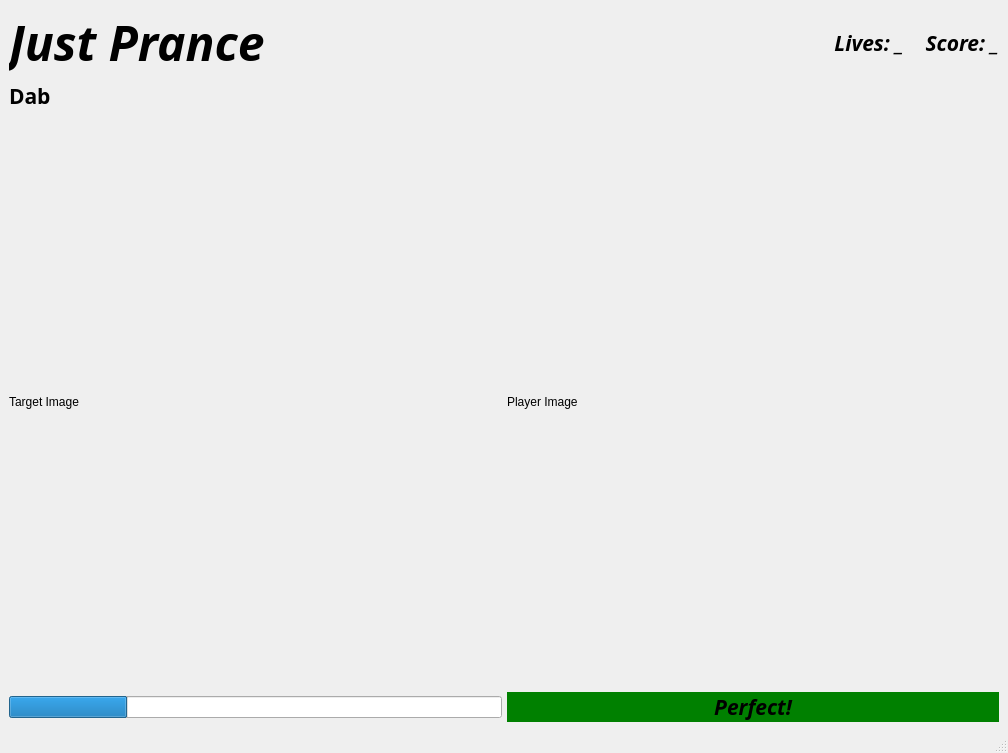
This is Dance_Game/game_screen.ui in BradyCason/CV-Dance-Game as Qt 5 draws it before an edit. The edited form follows.
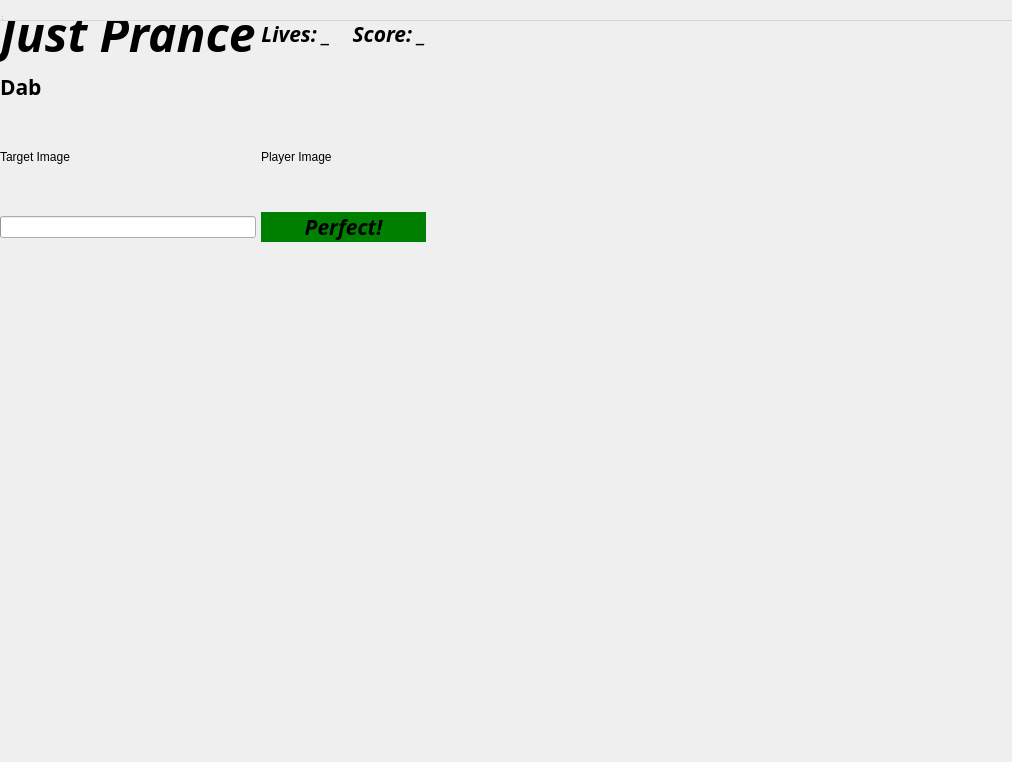
This is the edited form.

Patch:
```diff
--- a/Dance_Game/game_screen.ui
+++ b/Dance_Game/game_screen.ui
@@ -1,13 +1,13 @@
 <?xml version="1.0" encoding="UTF-8"?>
 <ui version="4.0">
  <class>MainWindow</class>
- <widget class="QMainWindow" name="MainWindow">
+ <widget class="QWidget" name="Form">
   <property name="geometry">
    <rect>
     <x>0</x>
     <y>0</y>
-    <width>1008</width>
-    <height>753</height>
+    <width>1012</width>
+    <height>762</height>
    </rect>
   </property>
   <property name="windowTitle">
@@ -103,8 +103,11 @@
     </item>
     <item row="3" column="0">
      <widget class="QProgressBar" name="time_bar">
+      <property name="maximum">
+       <number>1</number>
+      </property>
       <property name="value">
-       <number>24</number>
+       <number>-1</number>
       </property>
       <property name="textVisible">
        <bool>false</bool>
@@ -146,8 +149,8 @@
     <rect>
      <x>0</x>
      <y>0</y>
-     <width>1008</width>
-     <height>26</height>
+     <width>1012</width>
+     <height>21</height>
     </rect>
    </property>
   </widget>
```
